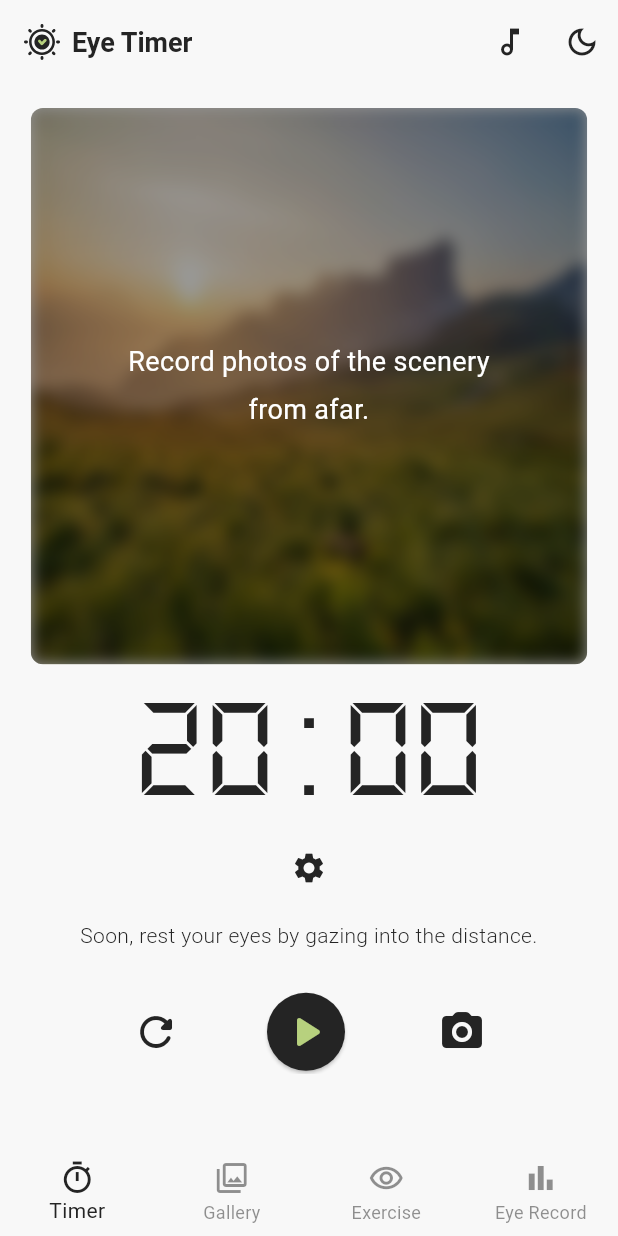
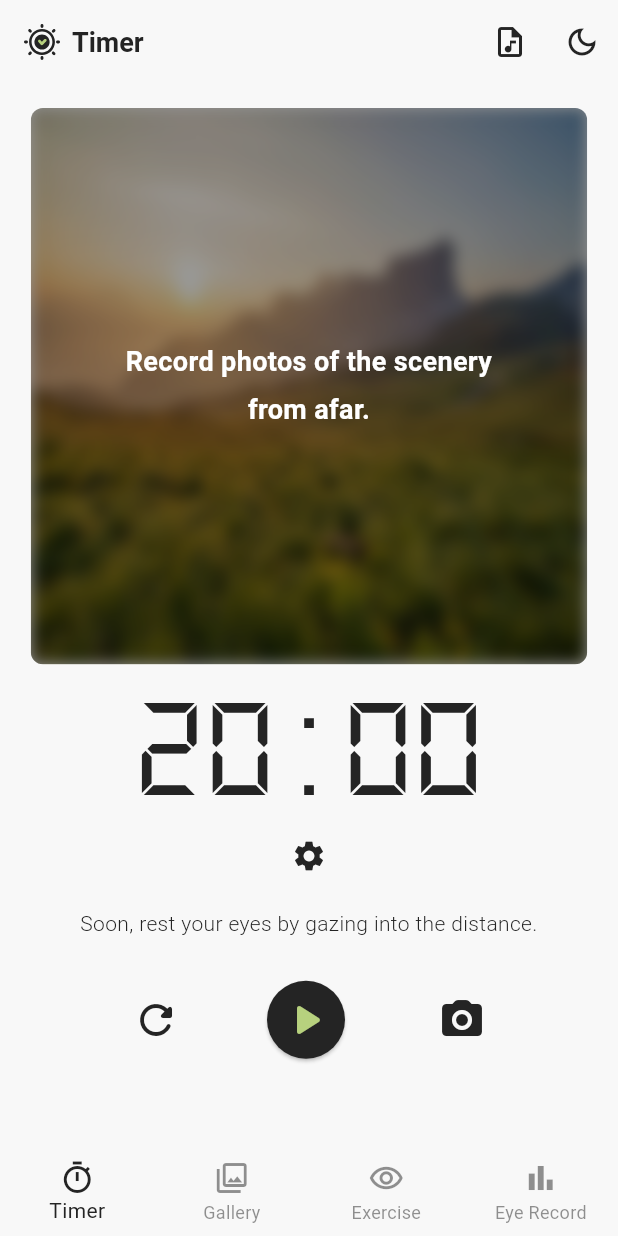
Before and after one commit to JungSeunghun/eyetimer, a Flutter app: the screen it shows after launch, on a phone screen of 412 x 824 dp. Run offline on Flutter 3.47's test engine with Material 3 defaults, Android fonts, the phone set to English and light mode, and no system bars; our stand-ins replace audio_service, camera, easy_localization, flutter_local_notifications, flutter_svg, go_router and 5 more; missing offline and left inert: flame, flutter_foreground_task, google_mlkit_commons, google_mlkit_face_detection; accounts and stored records are empty; Roboto replaces fonts that are missing (KoPubWorld).

Commit message:
스타일 변경

```diff
--- a/lib/components/custom_app_bar.dart
+++ b/lib/components/custom_app_bar.dart
@@ -6,16 +6,13 @@ import 'package:easy_localization/easy_localization.dart';
 import '../providers/dark_mode_notifier.dart';
 
 class CustomAppBar extends StatelessWidget implements PreferredSizeWidget {
-  @override
-  Size get preferredSize => const Size.fromHeight(kToolbarHeight);
+  final String title;
 
-  const CustomAppBar({Key? key}) : super(key: key);
+  const CustomAppBar({Key? key, required this.title}) : super(key: key);
 
   Future<void> _showWhiteNoiseDialog(BuildContext context) async {
     final prefs = await SharedPreferences.getInstance();
-    // 다이얼로그 시작 시 한 번만 초기화: 없으면 기본 무음(빈 문자열)
     String selected = prefs.getString('white_noise_asset') ?? '';
-    // 옵션 목록: label과 asset 경로 (무음은 빈 문자열)
     final options = [
       {'label': 'white_noise_silent'.tr(), 'asset': ''},
       {'label': 'white_noise_rain'.tr(), 'asset': 'assets/sounds/rain.mp3'},
@@ -23,7 +20,6 @@ class CustomAppBar extends StatelessWidget implements PreferredSizeWidget {
       {'label': 'white_noise_wind'.tr(), 'asset': 'assets/sounds/wind.mp3'},
     ];
 
-    // 다이얼로그에 적용할 테마 색상 가져오기
     final theme = Theme.of(context);
     final backgroundColor = theme.scaffoldBackgroundColor;
     final textColor = theme.textTheme.bodyMedium?.color ?? Colors.black;
@@ -32,7 +28,6 @@ class CustomAppBar extends StatelessWidget implements PreferredSizeWidget {
     await showDialog(
       context: context,
       builder: (context) {
-        // StatefulBuilder 내에서는 setState를 통해 selected를 업데이트합니다.
         return StatefulBuilder(
           builder: (context, setState) {
             return AlertDialog(
@@ -55,7 +50,6 @@ class CustomAppBar extends StatelessWidget implements PreferredSizeWidget {
                       value: isSelected,
                       onChanged: (bool? value) {
                         setState(() {
-                          // 하나만 선택되도록: true이면 해당 asset, false이면 무음(빈 문자열)
                           selected = value == true ? asset : '';
                         });
                       },
@@ -90,15 +84,8 @@ class CustomAppBar extends StatelessWidget implements PreferredSizeWidget {
     final textColor = theme.textTheme.bodyMedium?.color ?? Colors.black;
 
     return AppBar(
-      title: AnimatedSwitcher(
-        duration: const Duration(milliseconds: 300),
-        transitionBuilder: (child, animation) {
-          return FadeTransition(
-            opacity: animation,
-            child: ScaleTransition(scale: animation, child: child),
-          );
-        },
-        child: Row(
+      title: Row(
+        mainAxisSize: MainAxisSize.min,
         children: [
           SvgPicture.asset(
             darkModeNotifier.isDarkMode
@@ -106,11 +93,10 @@ class CustomAppBar extends StatelessWidget implements PreferredSizeWidget {
                 : 'assets/logos/logo_light.svg',
             height: 24,
             fit: BoxFit.contain,
-              key: ValueKey(darkModeNotifier.isDarkMode),
           ),
           const SizedBox(width: 8),
           Text(
-              'eye_timer'.tr(), // 번역 키: JSON에 "eye_timer": "Eye Timer" / "아이 타이머" 등으로 등록
+            title,
             style: TextStyle(
               fontSize: 18,
               fontWeight: FontWeight.w600,
@@ -119,35 +105,17 @@ class CustomAppBar extends StatelessWidget implements PreferredSizeWidget {
           ),
         ],
       ),
-      ),
       centerTitle: false,
       actions: [
-        AnimatedSwitcher(
-          duration: const Duration(milliseconds: 300),
-          transitionBuilder: (child, animation) {
-            return ScaleTransition(
-              scale: animation,
-              child: child,
-            );
-          },
-          child: IconButton(
+        IconButton(
           key: const ValueKey("whiteNoise"),
           icon: Icon(
-              Icons.audiotrack_outlined,
+            Icons.audio_file_outlined,
             color: textColor,
           ),
           onPressed: () => _showWhiteNoiseDialog(context),
         ),
-        ),
-        AnimatedSwitcher(
-          duration: const Duration(milliseconds: 300),
-          transitionBuilder: (child, animation) {
-            return ScaleTransition(
-              scale: animation,
-              child: child,
-            );
-          },
-          child: IconButton(
+        IconButton(
           key: ValueKey(darkModeNotifier.isDarkMode),
           icon: Icon(
             darkModeNotifier.isDarkMode
@@ -157,8 +125,10 @@ class CustomAppBar extends StatelessWidget implements PreferredSizeWidget {
           ),
           onPressed: () => darkModeNotifier.toggleDarkMode(),
         ),
-        ),
       ],
     );
   }
+
+  @override
+  Size get preferredSize => const Size.fromHeight(kToolbarHeight);
 }
--- a/lib/components/custom_bottom_navigation_bar.dart
+++ b/lib/components/custom_bottom_navigation_bar.dart
@@ -23,7 +23,7 @@ class CustomBottomNavigationBar extends StatelessWidget {
       elevation: 0,
       currentIndex: currentIndex,
       selectedItemColor: textColor, // 선택된 아이템 색상
-      unselectedItemColor: textColor.withOpacity(0.5), // 선택되지 않은 아이템 색상
+      unselectedItemColor: textColor.withValues(alpha: 0.5), // 선택되지 않은 아이템 색상
       onTap: onTap,
       items: [
         BottomNavigationBarItem(
--- /dev/null
+++ b/lib/components/no_scroll_behavior.dart
@@ -0,0 +1,10 @@
+import 'package:flutter/material.dart';
+
+class NoGlowScrollBehavior extends MaterialScrollBehavior {
+  @override
+  Widget buildOverscrollIndicator(
+      BuildContext context, Widget child, ScrollableDetails details) {
+    // Simply return the child without any overscroll glow
+    return child;
+  }
+}
--- a/lib/features/home/components/photo_slider.dart
+++ b/lib/features/home/components/photo_slider.dart
@@ -66,7 +66,7 @@ class PhotoSlider extends StatelessWidget {
           // 전체에 반투명 박스 씌우기
           Positioned.fill(
             child: Container(
-              color: Colors.black.withOpacity(0.4),
+              color: Colors.black.withValues(alpha: 0.4),
             ),
           ),
           // 메시지 표시
@@ -78,7 +78,7 @@ class PhotoSlider extends StatelessWidget {
                 textAlign: TextAlign.center,
                 style: TextStyle(
                   fontSize: 18,
-                  fontWeight: FontWeight.normal,
+                  fontWeight: FontWeight.bold,
                   height: 1.8,
                   color: Colors.white,
                 ),
--- a/lib/features/home/components/timer_display.dart
+++ b/lib/features/home/components/timer_display.dart
@@ -38,7 +38,6 @@ class TimerDisplay extends StatelessWidget {
             ],
           ),
         ),
-        const SizedBox(height: 8.0),
         Align(
           alignment: Alignment.center,
           child: IconButton(
--- a/lib/features/home/screens/home_screen.dart
+++ b/lib/features/home/screens/home_screen.dart
@@ -34,6 +34,8 @@ class HomeScreen extends StatefulWidget {
 }
 
 class _HomeScreenState extends State<HomeScreen> {
+  final ScrollController _scrollController = ScrollController();
+
   // SharedPreferences 키
   static const String focusDurationMinutesKey = 'focusDuration_minutes';
   static const String focusDurationSecondsKey = 'focusDuration_seconds';
@@ -94,10 +96,18 @@ class _HomeScreenState extends State<HomeScreen> {
 
     // 별도의 async 함수 호출하여 MyAudioHandler 초기화
     _initAudioHandler();
+
+    // 화면이 완전히 렌더링된 후에 스크롤을 맨 아래로 이동
+    WidgetsBinding.instance.addPostFrameCallback((_) {
+      if (_scrollController.hasClients) {
+        _scrollController.jumpTo(_scrollController.position.maxScrollExtent);
+      }
+    });
   }
 
   @override
   void dispose() {
+    _scrollController.dispose();
     _taskDataSubscription?.cancel();
     IsolateNameServer.removePortNameMapping("timer_port");
     _stopTimerNotification();
@@ -390,6 +400,7 @@ class _HomeScreenState extends State<HomeScreen> {
 
     return Scaffold(
       body: SingleChildScrollView(
+        controller: _scrollController, // ScrollController 적용
         child: Padding(
           padding: const EdgeInsets.all(16.0),
           child: Column(
@@ -459,10 +470,10 @@ class _HomeScreenState extends State<HomeScreen> {
           ),
         ),
       ),
-      bottomNavigationBar: SizedBox(
-        height: AdSize.banner.height.toDouble(),
-        child: const GoogleBannerAdWidget(),
-      ),
+      // bottomNavigationBar: SizedBox(
+      //   height: AdSize.banner.height.toDouble(),
+      //   child: const GoogleBannerAdWidget(),
+      // ),
     );
   }
 }
--- a/lib/layouts/main_layout.dart
+++ b/lib/layouts/main_layout.dart
@@ -6,6 +6,7 @@ import '../components/custom_app_bar.dart';
 import '../components/custom_bottom_navigation_bar.dart';
 import '../features/exercise/screens/exercise_screen.dart';
 import '../features/gallery/screens/gallery_screen.dart';
+import 'package:easy_localization/easy_localization.dart';
 
 class MainLayout extends StatefulWidget {
   const MainLayout({Key? key}) : super(key: key);
@@ -34,6 +35,22 @@ class _MainLayoutState extends State<MainLayout> {
     }
   }
 
+  /// 현재 인덱스에 따른 스크린 타이틀 반환
+  String _getScreenTitle(BuildContext context) {
+    switch (_currentIndex) {
+      case 0:
+        return 'bottom_nav_timer'.tr();
+      case 1:
+        return 'bottom_nav_gallery'.tr();
+      case 2:
+        return 'bottom_nav_exercise'.tr();
+      case 3:
+        return 'bottom_nav_eye_record'.tr();
+      default:
+        return '';
+    }
+  }
+
   @override
   Widget build(BuildContext context) {
     return PopScope(
@@ -42,7 +59,7 @@ class _MainLayoutState extends State<MainLayout> {
         await _handleBackButton();
       },
       child: Scaffold(
-        appBar: CustomAppBar(),
+        appBar: CustomAppBar(title: _getScreenTitle(context)),
         body: IndexedStack(
           index: _currentIndex,
           children: _screens,
```
Lines whose indentation alone changed are shown as unchanged.
